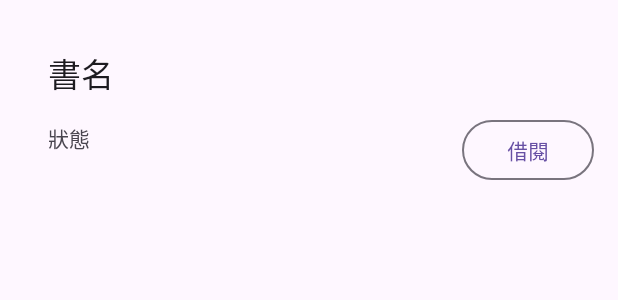
After one commit to PeiYiChang/bookstore, an Android app: the layout borrow_list_layout.xml on its own in the app's theme, with its tools: preview values and no code run, on a phone screen of 412 x 824 dp. The commit adds this screen. Shown: the top 300 px of the screen. Run offline under Robolectric (Android 15) with nearby library versions, the phone set to English and light mode, and no system bars.

Commit message:
borrow_list finish

```diff
--- a/app/src/main/AndroidManifest.xml
+++ b/app/src/main/AndroidManifest.xml
@@ -16,7 +16,9 @@
         android:supportsRtl="true"
         android:theme="@style/Theme.Bookstore"
         tools:targetApi="31">
-
+        <activity
+            android:name=".Order_list"
+            android:exported="false" />
         <activity
             android:name=".Search_result"
             android:exported="false" />
--- a/app/src/main/res/layout/activity_history.xml
+++ b/app/src/main/res/layout/activity_history.xml
@@ -28,11 +28,11 @@
 
     <TextView
         android:id="@+id/textView3"
-        android:layout_width="0dp"
+        android:layout_width="wrap_content"
         android:layout_height="45dp"
-        android:layout_marginStart="79dp"
+        android:layout_marginStart="80dp"
         android:layout_marginTop="12dp"
-        android:layout_marginEnd="57dp"
+        android:layout_marginEnd="80dp"
         android:text="借閱紀錄"
         android:textAppearance="@style/TextAppearance.AppCompat.Display1"
         app:layout_constraintEnd_toStartOf="@+id/person"
--- /dev/null
+++ b/app/src/main/res/layout/borrow_list_layout.xml
@@ -0,0 +1,43 @@
+<?xml version="1.0" encoding="utf-8"?>
+<androidx.constraintlayout.widget.ConstraintLayout xmlns:android="http://schemas.android.com/apk/res/android"
+    xmlns:app="http://schemas.android.com/apk/res-auto"
+    xmlns:tools="http://schemas.android.com/tools"
+    android:layout_width="match_parent"
+    android:layout_height="wrap_content">
+
+    <TextView
+        android:id="@+id/name_order"
+        android:layout_width="0dp"
+        android:layout_height="wrap_content"
+        android:layout_marginStart="32dp"
+        android:layout_marginTop="32dp"
+        android:layout_marginEnd="32dp"
+        android:text="書名"
+        android:textAppearance="@style/TextAppearance.AppCompat.Large"
+        app:layout_constraintEnd_toEndOf="parent"
+        app:layout_constraintStart_toStartOf="parent"
+        app:layout_constraintTop_toTopOf="parent" />
+
+    <TextView
+        android:id="@+id/order_state"
+        android:layout_width="0dp"
+        android:layout_height="wrap_content"
+        android:layout_marginTop="16dp"
+        android:layout_marginBottom="32dp"
+        android:text="狀態"
+        app:layout_constraintBottom_toBottomOf="parent"
+        app:layout_constraintStart_toStartOf="@+id/name_order"
+        app:layout_constraintTop_toBottomOf="@+id/name_order" />
+
+    <Button
+        android:id="@+id/btn_borrow"
+        style="@style/Widget.Material3.Button.OutlinedButton"
+        android:layout_width="wrap_content"
+        android:layout_height="wrap_content"
+        android:layout_marginEnd="16dp"
+        android:onClick="onBorrowButtonClick"
+        android:text="借閱"
+        app:layout_constraintBottom_toBottomOf="parent"
+        app:layout_constraintEnd_toEndOf="parent"
+        app:layout_constraintTop_toBottomOf="@+id/name_order" />
+</androidx.constraintlayout.widget.ConstraintLayout>
```
Also changed, not shown: app/src/main/java/fcu/midterm/bookstore/Book.java (+15 -0 lines), app/src/main/java/fcu/midterm/bookstore/MainActivity.java (+12 -1 lines), app/src/main/java/fcu/midterm/bookstore/Order_list.java (added, +110 -0 lines), app/src/main/res/layout/activity_order_list.xml (added, +33 -0 lines).
